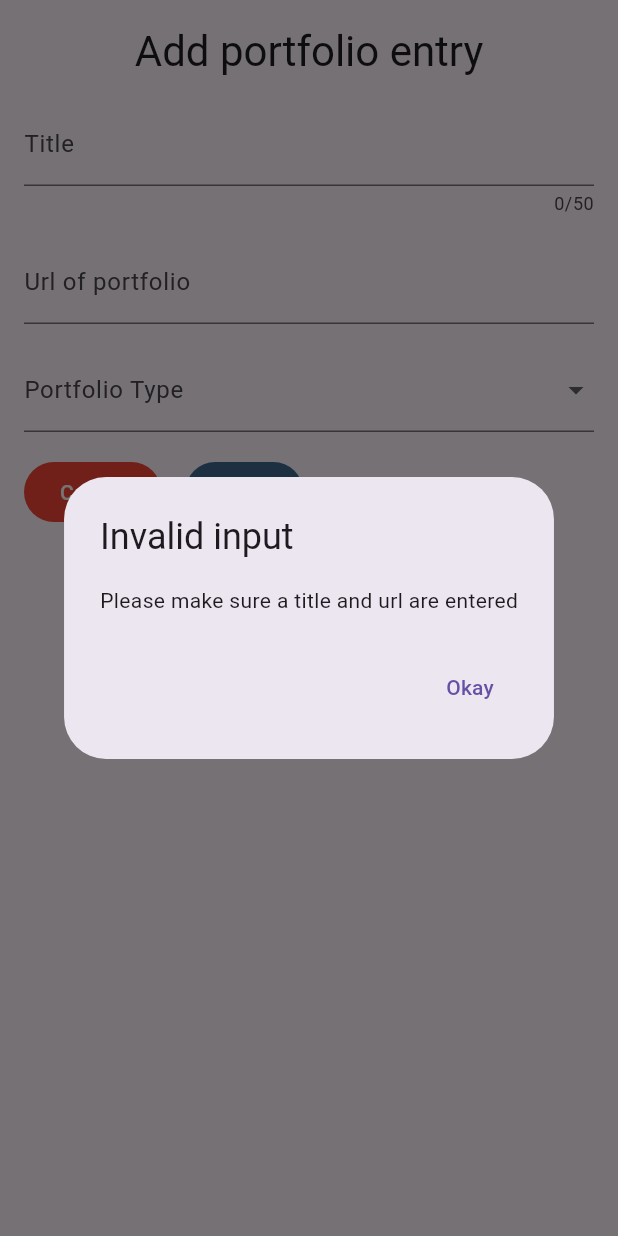
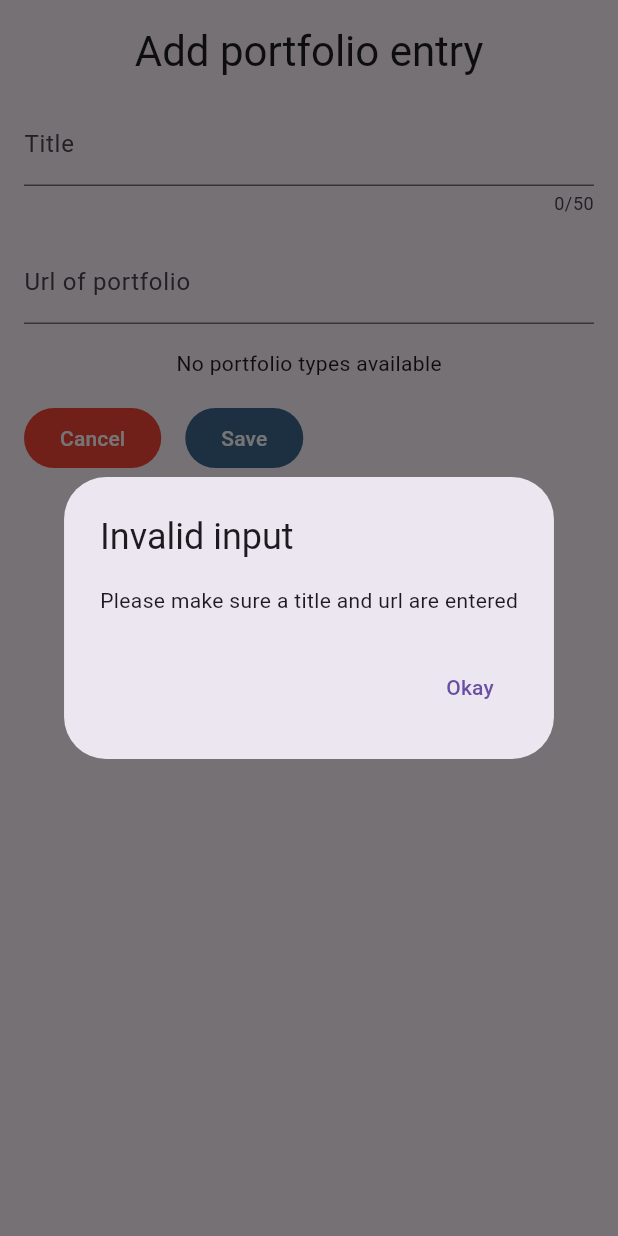
Before and after one commit to Moviles-2025-2-Grupo-Chevere/TalentBridge, a Flutter app: the AddPortfolio widget shown alone on an empty page, opened directly, after a tap on "Save", on a phone screen of 412 x 824 dp. Run offline on Flutter 3.47's test engine with Material 3 defaults, Android fonts, the phone set to English and light mode, and no system bars; our stand-ins replace cached_network_image, cloud_firestore, connectivity_plus, file_picker, firebase_ai, firebase_analytics and 9 more; accounts and stored records are empty; network calls fail.

Commit message:
feature: type errors fixed and finished requirement

```diff
--- a/talent_bridge_fl/lib/views/add_portfolio/add_portfolio.dart
+++ b/talent_bridge_fl/lib/views/add_portfolio/add_portfolio.dart
@@ -35,7 +35,6 @@ class _AddPortfolioState extends State<AddPortfolio> {
 
   final hiveBoxName = "portfolio_types";
   final hiveKey = "labels";
-  List<String> portfolioTypeLabels = [];
 
   bool isValidUrl(String value) {
     final uri = Uri.tryParse(value);
@@ -93,7 +92,11 @@ class _AddPortfolioState extends State<AddPortfolio> {
       "title": title,
       "url": url,
       "uid": uid,
+      "type": portfolioType,
     });
+    if (context.mounted) {
+      Navigator.pop(context);
+    }
   }
 
   Future<void> _getAnImage() async {
@@ -130,18 +133,18 @@ class _AddPortfolioState extends State<AddPortfolio> {
     if (labels is List) {
       print("Got data from hive");
       print(labels);
-      return labels as List<String>;
+      // await box.close();
+      return List<String>.from(labels);
     } else {
       print("no data");
       final docs = (await store.collection("portfolioTypes").get()).docs;
-      final labels =
-          docs.map((e) => e.data()["label"]).toList() as List<String>;
+      final labels = docs.map((e) => e.data()["label"]).toList();
       print("obtained data");
       print(labels);
       if (labels.isEmpty) return [];
       await box.put(hiveKey, labels);
-      await box.close();
-      return portfolioTypeLabels = labels;
+      // await box.close();
+      return List<String>.from(labels);
     }
   }
 
@@ -168,25 +171,31 @@ class _AddPortfolioState extends State<AddPortfolio> {
     var portfolioTypeMenu = FutureBuilder(
       future: getPortfolioLabels(),
       builder: (context, snapshot) {
-        List<DropdownMenuItem<String>> items = [];
-        if (snapshot.hasData) {
-          var labels = snapshot.data;
-          print("got labels");
-          print(labels);
-          items = labels!
-              .map(
-                (e) => DropdownMenuItem(value: e, child: Text(e)),
-              )
-              .toList();
+        if (snapshot.connectionState == ConnectionState.waiting) {
+          return const CircularProgressIndicator();
+        }
+        if (snapshot.hasError) {
+          return Text('Error: ${snapshot.error}');
+        }
+        final labels = snapshot.data ?? [];
+        if (labels.isEmpty) {
+          return const Text('No portfolio types available');
         }
         return DropdownButtonFormField(
+          isExpanded: true,
+          value: "",
           decoration: const InputDecoration(label: Text("Portfolio Type")),
           items: [
             DropdownMenuItem(
               value: '',
-              child: Text('None'),
+              child: Text('N/A'),
             ),
-            ...items,
+            ...labels.map(
+              (label) => DropdownMenuItem(
+                value: label,
+                child: Text(label),
+              ),
+            ),
           ],
           onChanged: (value) {
             portfolioType = value ?? '';
```
